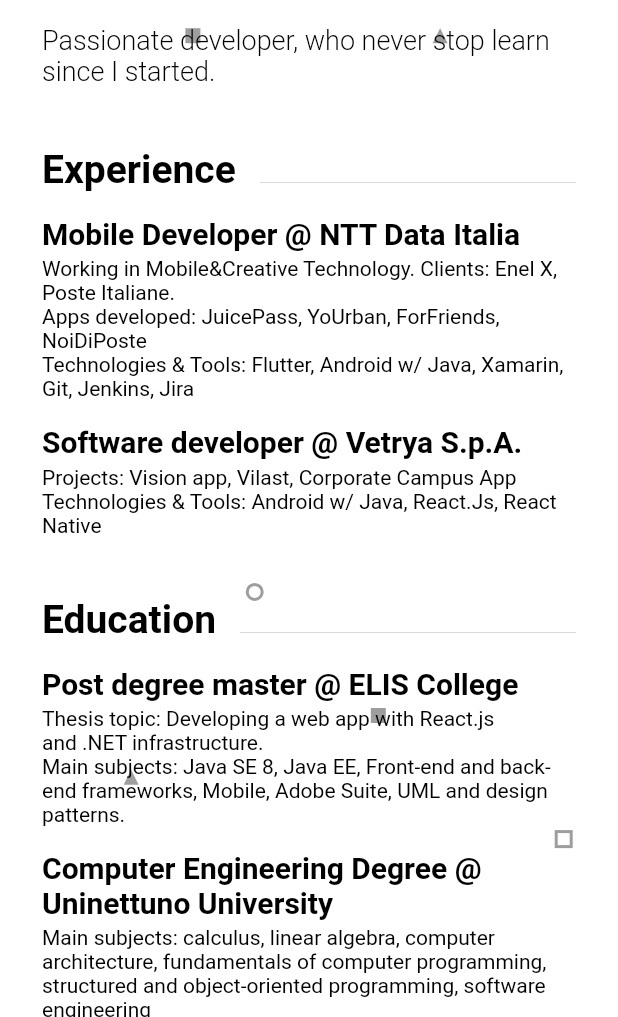
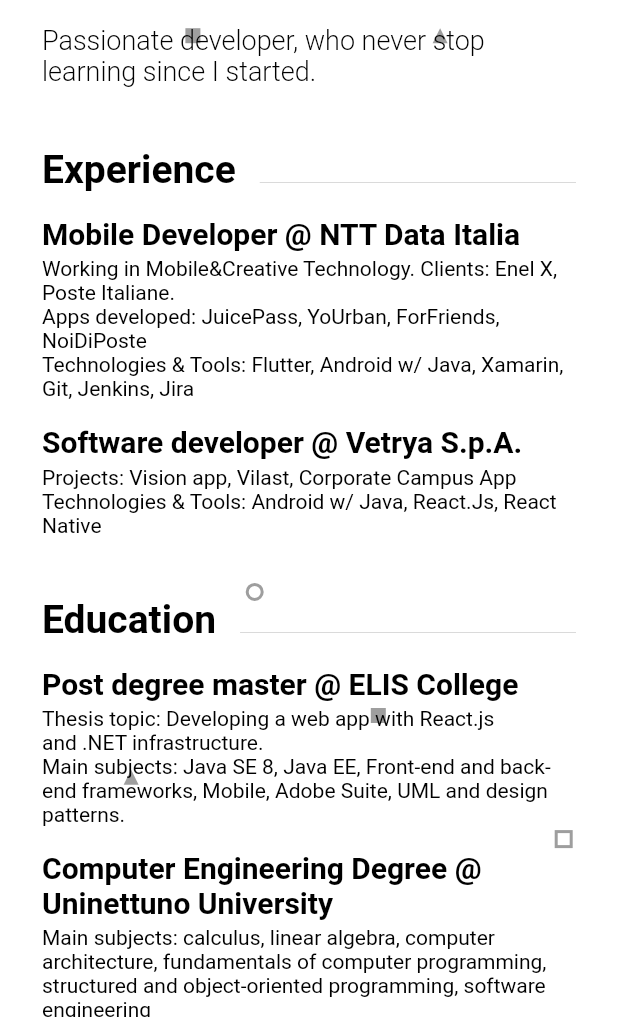
Before and after one commit to federicoviceconti/federicoviceconti_website_code, a Flutter app: the screen it shows after launch, swiped to page 2, on a phone screen of 412 x 824 dp, the part 219-1236 px from its top. Run offline on Flutter 3.47's test engine with Material 2 defaults, Android fonts, the light colour scheme and no system bars; our stand-ins replace firebase_analytics, firebase_core, fluttertoast; missing offline and left inert: dart:html; accounts and stored records are empty.

Commit message:
Fix typo

```diff
--- a/lib/home_page/about_me/about_me.dart
+++ b/lib/home_page/about_me/about_me.dart
@@ -50,7 +50,7 @@
         top: 16.0,
       ),
       child: Text(
-        'Passionate developer, who never stop learn since I started.',
+        'Passionate developer, who never stop learning since I started.',
         style: Theme.of(context).textTheme.headline4.copyWith(
               fontWeight: FontWeight.w300,
               fontSize: 18,
```
